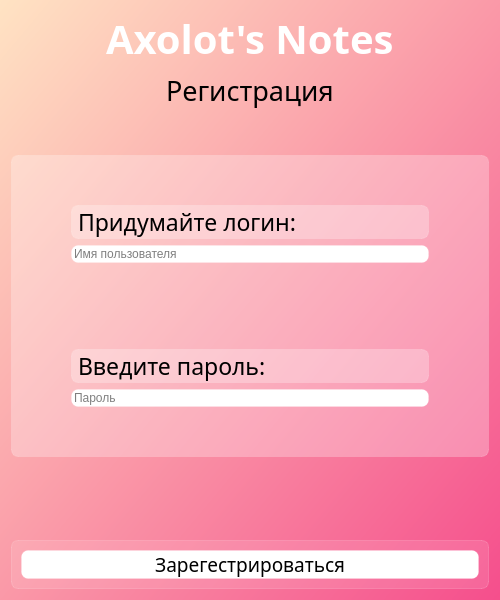
This is Interface_files/WindowSignin.ui in Ephirious/Notes-TaskManager as Qt 5 draws it before an edit. The edited form follows.
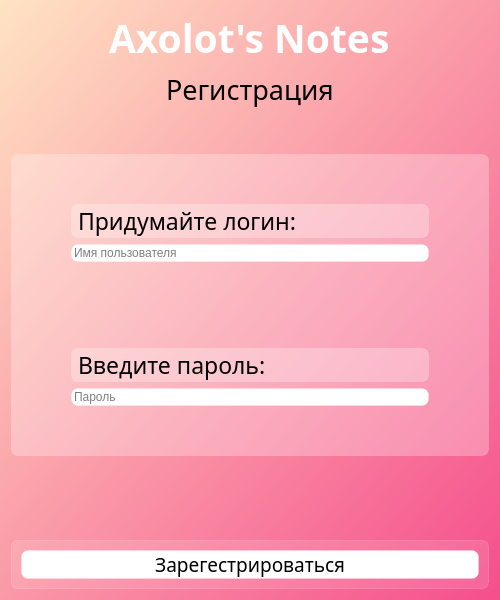
This is the edited form. Icons and pictures are not drawn.

Commit message: многа стилей + добавила кнопку тегов

```diff
--- a/Interface_files/WindowSignin.ui
+++ b/Interface_files/WindowSignin.ui
@@ -40,7 +40,7 @@
        <property name="font">
         <font>
          <family>Ravie</family>
-         <pointsize>30</pointsize>
+         <pointsize>29</pointsize>
          <italic>false</italic>
          <bold>true</bold>
         </font>
```
Left out of the diff: 2 changed lines with no effect on the pictures. The commit also changes 6 other files.
